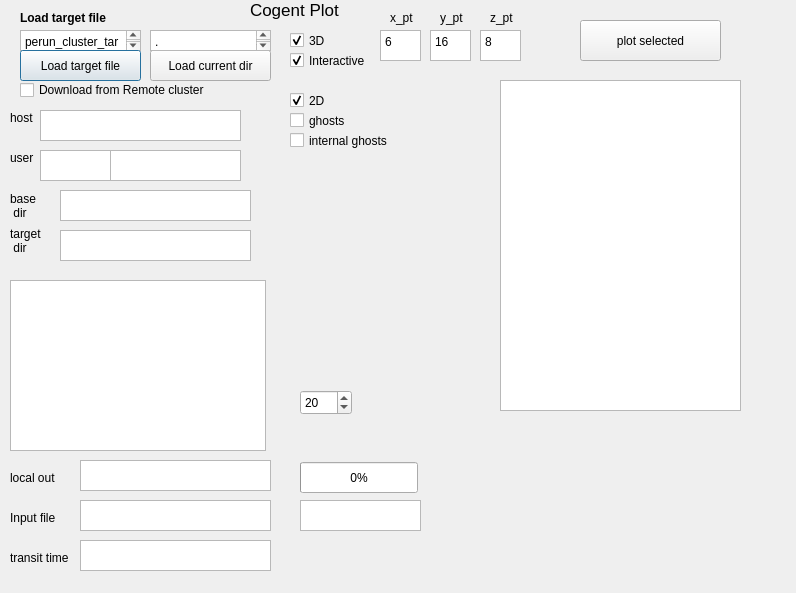
wol023/myexamples, file gui/python_plot_test_gui/plot_calc.ui: the form before one commit.
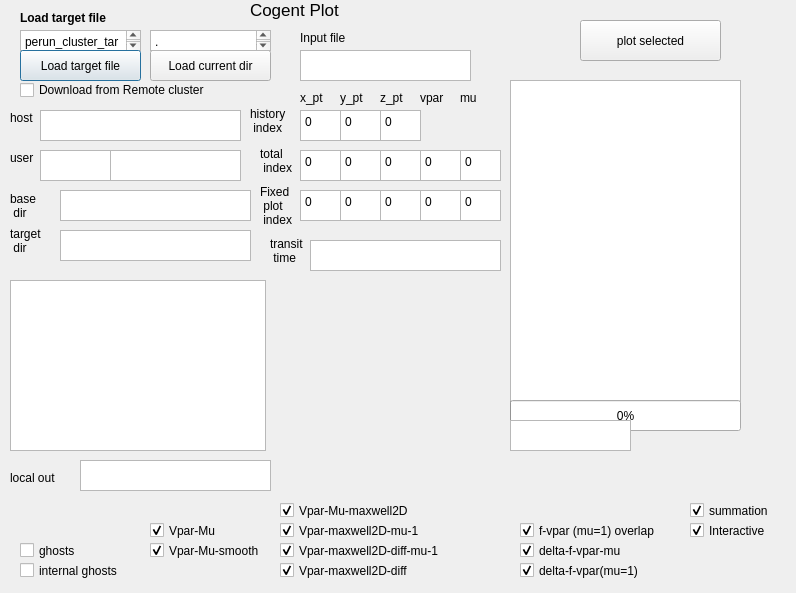
The form after the commit.

What changed in the file:
```diff
--- a/gui/python_plot_test_gui/plot_calc.ui
+++ b/gui/python_plot_test_gui/plot_calc.ui
@@ -49,19 +49,6 @@
     <string>Load target file</string>
    </property>
   </widget>
-  <widget class="QSpinBox" name="print_lines">
-   <property name="geometry">
-    <rect>
-     <x>300</x>
-     <y>390</y>
-     <width>52</width>
-     <height>25</height>
-    </rect>
-   </property>
-   <property name="value">
-    <number>20</number>
-   </property>
-  </widget>
   <widget class="QPushButton" name="open_target_button">
    <property name="geometry">
     <rect>
@@ -78,9 +65,9 @@
   <widget class="QTextEdit" name="results_window">
    <property name="geometry">
     <rect>
-     <x>500</x>
+     <x>510</x>
      <y>80</y>
-     <width>241</width>
+     <width>231</width>
      <height>331</height>
     </rect>
    </property>
@@ -259,9 +246,9 @@
   <widget class="QProgressBar" name="pb_download">
    <property name="geometry">
     <rect>
-     <x>300</x>
-     <y>462</y>
-     <width>118</width>
+     <x>510</x>
+     <y>400</y>
+     <width>231</width>
      <height>31</height>
     </rect>
    </property>
@@ -272,8 +259,8 @@
   <widget class="QTextEdit" name="tbox_selected_download">
    <property name="geometry">
     <rect>
-     <x>300</x>
-     <y>500</y>
+     <x>510</x>
+     <y>420</y>
      <width>121</width>
      <height>31</height>
     </rect>
@@ -282,8 +269,8 @@
   <widget class="QCheckBox" name="cb_ghosts_internal">
    <property name="geometry">
     <rect>
-     <x>290</x>
-     <y>130</y>
+     <x>20</x>
+     <y>560</y>
      <width>121</width>
      <height>21</height>
     </rect>
@@ -298,30 +285,14 @@
   <widget class="QCheckBox" name="cb_3d">
    <property name="geometry">
     <rect>
-     <x>290</x>
-     <y>30</y>
-     <width>85</width>
+     <x>690</x>
+     <y>500</y>
+     <width>91</width>
      <height>21</height>
     </rect>
    </property>
    <property name="text">
-    <string>3D</string>
-   </property>
-   <property name="checked">
-    <bool>true</bool>
-   </property>
-  </widget>
-  <widget class="QCheckBox" name="cb_2d">
-   <property name="geometry">
-    <rect>
-     <x>290</x>
-     <y>90</y>
-     <width>85</width>
-     <height>21</height>
-    </rect>
-   </property>
-   <property name="text">
-    <string>2D</string>
+    <string>summation</string>
    </property>
    <property name="checked">
     <bool>true</bool>
@@ -330,8 +301,8 @@
   <widget class="QTextEdit" name="te_x_pt">
    <property name="geometry">
     <rect>
-     <x>380</x>
-     <y>30</y>
+     <x>300</x>
+     <y>110</y>
      <width>41</width>
      <height>31</height>
     </rect>
@@ -341,14 +312,14 @@
 &lt;html&gt;&lt;head&gt;&lt;meta name=&quot;qrichtext&quot; content=&quot;1&quot; /&gt;&lt;style type=&quot;text/css&quot;&gt;
 p, li { white-space: pre-wrap; }
 &lt;/style&gt;&lt;/head&gt;&lt;body style=&quot; font-family:'.SF NS Text'; font-size:13pt; font-weight:400; font-style:normal;&quot;&gt;
-&lt;p style=&quot; margin-top:0px; margin-bottom:0px; margin-left:0px; margin-right:0px; -qt-block-indent:0; text-indent:0px;&quot;&gt;&lt;span style=&quot; font-family:'Sans Serif'; font-size:9pt;&quot;&gt;6&lt;/span&gt;&lt;/p&gt;&lt;/body&gt;&lt;/html&gt;</string>
+&lt;p style=&quot; margin-top:0px; margin-bottom:0px; margin-left:0px; margin-right:0px; -qt-block-indent:0; text-indent:0px;&quot;&gt;&lt;span style=&quot; font-family:'Sans Serif'; font-size:9pt;&quot;&gt;0&lt;/span&gt;&lt;/p&gt;&lt;/body&gt;&lt;/html&gt;</string>
    </property>
   </widget>
   <widget class="QTextEdit" name="te_y_pt">
    <property name="geometry">
     <rect>
-     <x>430</x>
-     <y>30</y>
+     <x>340</x>
+     <y>110</y>
      <width>41</width>
      <height>31</height>
     </rect>
@@ -358,14 +329,14 @@
 &lt;html&gt;&lt;head&gt;&lt;meta name=&quot;qrichtext&quot; content=&quot;1&quot; /&gt;&lt;style type=&quot;text/css&quot;&gt;
 p, li { white-space: pre-wrap; }
 &lt;/style&gt;&lt;/head&gt;&lt;body style=&quot; font-family:'.SF NS Text'; font-size:13pt; font-weight:400; font-style:normal;&quot;&gt;
-&lt;p style=&quot; margin-top:0px; margin-bottom:0px; margin-left:0px; margin-right:0px; -qt-block-indent:0; text-indent:0px;&quot;&gt;&lt;span style=&quot; font-family:'Sans Serif'; font-size:9pt;&quot;&gt;16&lt;/span&gt;&lt;/p&gt;&lt;/body&gt;&lt;/html&gt;</string>
+&lt;p style=&quot; margin-top:0px; margin-bottom:0px; margin-left:0px; margin-right:0px; -qt-block-indent:0; text-indent:0px;&quot;&gt;&lt;span style=&quot; font-family:'Sans Serif'; font-size:9pt;&quot;&gt;0&lt;/span&gt;&lt;/p&gt;&lt;/body&gt;&lt;/html&gt;</string>
    </property>
   </widget>
   <widget class="QTextEdit" name="te_z_pt">
    <property name="geometry">
     <rect>
-     <x>480</x>
-     <y>30</y>
+     <x>380</x>
+     <y>110</y>
      <width>41</width>
      <height>31</height>
     </rect>
@@ -375,14 +346,14 @@
 &lt;html&gt;&lt;head&gt;&lt;meta name=&quot;qrichtext&quot; content=&quot;1&quot; /&gt;&lt;style type=&quot;text/css&quot;&gt;
 p, li { white-space: pre-wrap; }
 &lt;/style&gt;&lt;/head&gt;&lt;body style=&quot; font-family:'.SF NS Text'; font-size:13pt; font-weight:400; font-style:normal;&quot;&gt;
-&lt;p style=&quot; margin-top:0px; margin-bottom:0px; margin-left:0px; margin-right:0px; -qt-block-indent:0; text-indent:0px;&quot;&gt;&lt;span style=&quot; font-family:'Sans Serif'; font-size:9pt;&quot;&gt;8&lt;/span&gt;&lt;/p&gt;&lt;/body&gt;&lt;/html&gt;</string>
+&lt;p style=&quot; margin-top:0px; margin-bottom:0px; margin-left:0px; margin-right:0px; -qt-block-indent:0; text-indent:0px;&quot;&gt;&lt;span style=&quot; font-family:'Sans Serif'; font-size:9pt;&quot;&gt;0&lt;/span&gt;&lt;/p&gt;&lt;/body&gt;&lt;/html&gt;</string>
    </property>
   </widget>
   <widget class="QLabel" name="label_10">
    <property name="geometry">
     <rect>
-     <x>390</x>
-     <y>10</y>
+     <x>300</x>
+     <y>90</y>
      <width>31</width>
      <height>16</height>
     </rect>
@@ -394,8 +365,8 @@
   <widget class="QLabel" name="label_11">
    <property name="geometry">
     <rect>
-     <x>440</x>
-     <y>10</y>
+     <x>340</x>
+     <y>90</y>
      <width>31</width>
      <height>16</height>
     </rect>
@@ -407,8 +378,8 @@
   <widget class="QLabel" name="label_12">
    <property name="geometry">
     <rect>
-     <x>490</x>
-     <y>10</y>
+     <x>380</x>
+     <y>90</y>
      <width>31</width>
      <height>16</height>
     </rect>
@@ -420,8 +391,8 @@
   <widget class="QLabel" name="label_13">
    <property name="geometry">
     <rect>
-     <x>10</x>
-     <y>510</y>
+     <x>300</x>
+     <y>30</y>
      <width>61</width>
      <height>16</height>
     </rect>
@@ -433,9 +404,9 @@
   <widget class="QTextEdit" name="tbox_inputfile">
    <property name="geometry">
     <rect>
-     <x>80</x>
-     <y>500</y>
-     <width>191</width>
+     <x>300</x>
+     <y>50</y>
+     <width>171</width>
      <height>31</height>
     </rect>
    </property>
@@ -443,8 +414,8 @@
   <widget class="QTextEdit" name="tbox_transit_time">
    <property name="geometry">
     <rect>
-     <x>80</x>
-     <y>540</y>
+     <x>310</x>
+     <y>240</y>
      <width>191</width>
      <height>31</height>
     </rect>
@@ -453,21 +424,22 @@
   <widget class="QLabel" name="label_14">
    <property name="geometry">
     <rect>
-     <x>10</x>
-     <y>550</y>
+     <x>270</x>
+     <y>230</y>
      <width>71</width>
-     <height>16</height>
+     <height>41</height>
     </rect>
    </property>
    <property name="text">
-    <string>transit time</string>
+    <string>transit
+ time</string>
    </property>
   </widget>
   <widget class="QCheckBox" name="cb_ghosts">
    <property name="geometry">
     <rect>
-     <x>290</x>
-     <y>110</y>
+     <x>20</x>
+     <y>540</y>
      <width>121</width>
      <height>21</height>
     </rect>
@@ -525,10 +497,10 @@
   <widget class="QCheckBox" name="cb_3d_interactive">
    <property name="geometry">
     <rect>
-     <x>290</x>
-     <y>40</y>
+     <x>690</x>
+     <y>520</y>
      <width>85</width>
-     <height>41</height>
+     <height>21</height>
     </rect>
    </property>
    <property name="text">
@@ -538,6 +510,389 @@
     <bool>true</bool>
    </property>
   </widget>
+  <widget class="QLabel" name="label_15">
+   <property name="geometry">
+    <rect>
+     <x>250</x>
+     <y>100</y>
+     <width>71</width>
+     <height>41</height>
+    </rect>
+   </property>
+   <property name="text">
+    <string>history
+ index</string>
+   </property>
+  </widget>
+  <widget class="QTextEdit" name="te_x_total">
+   <property name="geometry">
+    <rect>
+     <x>300</x>
+     <y>150</y>
+     <width>41</width>
+     <height>31</height>
+    </rect>
+   </property>
+   <property name="html">
+    <string>&lt;!DOCTYPE HTML PUBLIC &quot;-//W3C//DTD HTML 4.0//EN&quot; &quot;http://www.w3.org/TR/REC-html40/strict.dtd&quot;&gt;
+&lt;html&gt;&lt;head&gt;&lt;meta name=&quot;qrichtext&quot; content=&quot;1&quot; /&gt;&lt;style type=&quot;text/css&quot;&gt;
+p, li { white-space: pre-wrap; }
+&lt;/style&gt;&lt;/head&gt;&lt;body style=&quot; font-family:'.SF NS Text'; font-size:13pt; font-weight:400; font-style:normal;&quot;&gt;
+&lt;p style=&quot; margin-top:0px; margin-bottom:0px; margin-left:0px; margin-right:0px; -qt-block-indent:0; text-indent:0px;&quot;&gt;&lt;span style=&quot; font-family:'Sans Serif'; font-size:9pt;&quot;&gt;0&lt;/span&gt;&lt;/p&gt;&lt;/body&gt;&lt;/html&gt;</string>
+   </property>
+  </widget>
+  <widget class="QTextEdit" name="te_y_total">
+   <property name="geometry">
+    <rect>
+     <x>340</x>
+     <y>150</y>
+     <width>41</width>
+     <height>31</height>
+    </rect>
+   </property>
+   <property name="html">
+    <string>&lt;!DOCTYPE HTML PUBLIC &quot;-//W3C//DTD HTML 4.0//EN&quot; &quot;http://www.w3.org/TR/REC-html40/strict.dtd&quot;&gt;
+&lt;html&gt;&lt;head&gt;&lt;meta name=&quot;qrichtext&quot; content=&quot;1&quot; /&gt;&lt;style type=&quot;text/css&quot;&gt;
+p, li { white-space: pre-wrap; }
+&lt;/style&gt;&lt;/head&gt;&lt;body style=&quot; font-family:'.SF NS Text'; font-size:13pt; font-weight:400; font-style:normal;&quot;&gt;
+&lt;p style=&quot; margin-top:0px; margin-bottom:0px; margin-left:0px; margin-right:0px; -qt-block-indent:0; text-indent:0px;&quot;&gt;&lt;span style=&quot; font-family:'Sans Serif'; font-size:9pt;&quot;&gt;0&lt;/span&gt;&lt;/p&gt;&lt;/body&gt;&lt;/html&gt;</string>
+   </property>
+  </widget>
+  <widget class="QTextEdit" name="te_z_total">
+   <property name="geometry">
+    <rect>
+     <x>380</x>
+     <y>150</y>
+     <width>41</width>
+     <height>31</height>
+    </rect>
+   </property>
+   <property name="html">
+    <string>&lt;!DOCTYPE HTML PUBLIC &quot;-//W3C//DTD HTML 4.0//EN&quot; &quot;http://www.w3.org/TR/REC-html40/strict.dtd&quot;&gt;
+&lt;html&gt;&lt;head&gt;&lt;meta name=&quot;qrichtext&quot; content=&quot;1&quot; /&gt;&lt;style type=&quot;text/css&quot;&gt;
+p, li { white-space: pre-wrap; }
+&lt;/style&gt;&lt;/head&gt;&lt;body style=&quot; font-family:'.SF NS Text'; font-size:13pt; font-weight:400; font-style:normal;&quot;&gt;
+&lt;p style=&quot; margin-top:0px; margin-bottom:0px; margin-left:0px; margin-right:0px; -qt-block-indent:0; text-indent:0px;&quot;&gt;&lt;span style=&quot; font-size:9pt;&quot;&gt;0&lt;/span&gt;&lt;/p&gt;&lt;/body&gt;&lt;/html&gt;</string>
+   </property>
+  </widget>
+  <widget class="QLabel" name="label_16">
+   <property name="geometry">
+    <rect>
+     <x>260</x>
+     <y>140</y>
+     <width>41</width>
+     <height>41</height>
+    </rect>
+   </property>
+   <property name="text">
+    <string>total
+ index</string>
+   </property>
+  </widget>
+  <widget class="QTextEdit" name="te_vpar_total">
+   <property name="geometry">
+    <rect>
+     <x>420</x>
+     <y>150</y>
+     <width>41</width>
+     <height>31</height>
+    </rect>
+   </property>
+   <property name="html">
+    <string>&lt;!DOCTYPE HTML PUBLIC &quot;-//W3C//DTD HTML 4.0//EN&quot; &quot;http://www.w3.org/TR/REC-html40/strict.dtd&quot;&gt;
+&lt;html&gt;&lt;head&gt;&lt;meta name=&quot;qrichtext&quot; content=&quot;1&quot; /&gt;&lt;style type=&quot;text/css&quot;&gt;
+p, li { white-space: pre-wrap; }
+&lt;/style&gt;&lt;/head&gt;&lt;body style=&quot; font-family:'.SF NS Text'; font-size:13pt; font-weight:400; font-style:normal;&quot;&gt;
+&lt;p style=&quot; margin-top:0px; margin-bottom:0px; margin-left:0px; margin-right:0px; -qt-block-indent:0; text-indent:0px;&quot;&gt;&lt;span style=&quot; font-family:'Sans Serif'; font-size:9pt;&quot;&gt;0&lt;/span&gt;&lt;/p&gt;&lt;/body&gt;&lt;/html&gt;</string>
+   </property>
+  </widget>
+  <widget class="QTextEdit" name="te_mu_total">
+   <property name="geometry">
+    <rect>
+     <x>460</x>
+     <y>150</y>
+     <width>41</width>
+     <height>31</height>
+    </rect>
+   </property>
+   <property name="html">
+    <string>&lt;!DOCTYPE HTML PUBLIC &quot;-//W3C//DTD HTML 4.0//EN&quot; &quot;http://www.w3.org/TR/REC-html40/strict.dtd&quot;&gt;
+&lt;html&gt;&lt;head&gt;&lt;meta name=&quot;qrichtext&quot; content=&quot;1&quot; /&gt;&lt;style type=&quot;text/css&quot;&gt;
+p, li { white-space: pre-wrap; }
+&lt;/style&gt;&lt;/head&gt;&lt;body style=&quot; font-family:'.SF NS Text'; font-size:13pt; font-weight:400; font-style:normal;&quot;&gt;
+&lt;p style=&quot; margin-top:0px; margin-bottom:0px; margin-left:0px; margin-right:0px; -qt-block-indent:0; text-indent:0px;&quot;&gt;&lt;span style=&quot; font-family:'Sans Serif'; font-size:9pt;&quot;&gt;0&lt;/span&gt;&lt;/p&gt;&lt;/body&gt;&lt;/html&gt;</string>
+   </property>
+  </widget>
+  <widget class="QLabel" name="label_17">
+   <property name="geometry">
+    <rect>
+     <x>420</x>
+     <y>90</y>
+     <width>31</width>
+     <height>16</height>
+    </rect>
+   </property>
+   <property name="text">
+    <string>vpar</string>
+   </property>
+  </widget>
+  <widget class="QLabel" name="label_18">
+   <property name="geometry">
+    <rect>
+     <x>460</x>
+     <y>90</y>
+     <width>31</width>
+     <height>16</height>
+    </rect>
+   </property>
+   <property name="text">
+    <string>mu</string>
+   </property>
+  </widget>
+  <widget class="QLabel" name="label_19">
+   <property name="geometry">
+    <rect>
+     <x>260</x>
+     <y>180</y>
+     <width>41</width>
+     <height>51</height>
+    </rect>
+   </property>
+   <property name="text">
+    <string>Fixed
+ plot
+ index</string>
+   </property>
+  </widget>
+  <widget class="QTextEdit" name="te_z_fixed_plot">
+   <property name="geometry">
+    <rect>
+     <x>380</x>
+     <y>190</y>
+     <width>41</width>
+     <height>31</height>
+    </rect>
+   </property>
+   <property name="html">
+    <string>&lt;!DOCTYPE HTML PUBLIC &quot;-//W3C//DTD HTML 4.0//EN&quot; &quot;http://www.w3.org/TR/REC-html40/strict.dtd&quot;&gt;
+&lt;html&gt;&lt;head&gt;&lt;meta name=&quot;qrichtext&quot; content=&quot;1&quot; /&gt;&lt;style type=&quot;text/css&quot;&gt;
+p, li { white-space: pre-wrap; }
+&lt;/style&gt;&lt;/head&gt;&lt;body style=&quot; font-family:'.SF NS Text'; font-size:13pt; font-weight:400; font-style:normal;&quot;&gt;
+&lt;p style=&quot; margin-top:0px; margin-bottom:0px; margin-left:0px; margin-right:0px; -qt-block-indent:0; text-indent:0px;&quot;&gt;&lt;span style=&quot; font-size:9pt;&quot;&gt;0&lt;/span&gt;&lt;/p&gt;&lt;/body&gt;&lt;/html&gt;</string>
+   </property>
+  </widget>
+  <widget class="QTextEdit" name="te_vpar_fixed_plot">
+   <property name="geometry">
+    <rect>
+     <x>420</x>
+     <y>190</y>
+     <width>41</width>
+     <height>31</height>
+    </rect>
+   </property>
+   <property name="html">
+    <string>&lt;!DOCTYPE HTML PUBLIC &quot;-//W3C//DTD HTML 4.0//EN&quot; &quot;http://www.w3.org/TR/REC-html40/strict.dtd&quot;&gt;
+&lt;html&gt;&lt;head&gt;&lt;meta name=&quot;qrichtext&quot; content=&quot;1&quot; /&gt;&lt;style type=&quot;text/css&quot;&gt;
+p, li { white-space: pre-wrap; }
+&lt;/style&gt;&lt;/head&gt;&lt;body style=&quot; font-family:'.SF NS Text'; font-size:13pt; font-weight:400; font-style:normal;&quot;&gt;
+&lt;p style=&quot; margin-top:0px; margin-bottom:0px; margin-left:0px; margin-right:0px; -qt-block-indent:0; text-indent:0px;&quot;&gt;&lt;span style=&quot; font-family:'Sans Serif'; font-size:9pt;&quot;&gt;0&lt;/span&gt;&lt;/p&gt;&lt;/body&gt;&lt;/html&gt;</string>
+   </property>
+  </widget>
+  <widget class="QTextEdit" name="te_x_fixed_plot">
+   <property name="geometry">
+    <rect>
+     <x>300</x>
+     <y>190</y>
+     <width>41</width>
+     <height>31</height>
+    </rect>
+   </property>
+   <property name="html">
+    <string>&lt;!DOCTYPE HTML PUBLIC &quot;-//W3C//DTD HTML 4.0//EN&quot; &quot;http://www.w3.org/TR/REC-html40/strict.dtd&quot;&gt;
+&lt;html&gt;&lt;head&gt;&lt;meta name=&quot;qrichtext&quot; content=&quot;1&quot; /&gt;&lt;style type=&quot;text/css&quot;&gt;
+p, li { white-space: pre-wrap; }
+&lt;/style&gt;&lt;/head&gt;&lt;body style=&quot; font-family:'.SF NS Text'; font-size:13pt; font-weight:400; font-style:normal;&quot;&gt;
+&lt;p style=&quot; margin-top:0px; margin-bottom:0px; margin-left:0px; margin-right:0px; -qt-block-indent:0; text-indent:0px;&quot;&gt;&lt;span style=&quot; font-family:'Sans Serif'; font-size:9pt;&quot;&gt;0&lt;/span&gt;&lt;/p&gt;&lt;/body&gt;&lt;/html&gt;</string>
+   </property>
+  </widget>
+  <widget class="QTextEdit" name="te_y_fixed_plot">
+   <property name="geometry">
+    <rect>
+     <x>340</x>
+     <y>190</y>
+     <width>41</width>
+     <height>31</height>
+    </rect>
+   </property>
+   <property name="html">
+    <string>&lt;!DOCTYPE HTML PUBLIC &quot;-//W3C//DTD HTML 4.0//EN&quot; &quot;http://www.w3.org/TR/REC-html40/strict.dtd&quot;&gt;
+&lt;html&gt;&lt;head&gt;&lt;meta name=&quot;qrichtext&quot; content=&quot;1&quot; /&gt;&lt;style type=&quot;text/css&quot;&gt;
+p, li { white-space: pre-wrap; }
+&lt;/style&gt;&lt;/head&gt;&lt;body style=&quot; font-family:'.SF NS Text'; font-size:13pt; font-weight:400; font-style:normal;&quot;&gt;
+&lt;p style=&quot; margin-top:0px; margin-bottom:0px; margin-left:0px; margin-right:0px; -qt-block-indent:0; text-indent:0px;&quot;&gt;&lt;span style=&quot; font-family:'Sans Serif'; font-size:9pt;&quot;&gt;0&lt;/span&gt;&lt;/p&gt;&lt;/body&gt;&lt;/html&gt;</string>
+   </property>
+  </widget>
+  <widget class="QTextEdit" name="te_mu_fixed_plot">
+   <property name="geometry">
+    <rect>
+     <x>460</x>
+     <y>190</y>
+     <width>41</width>
+     <height>31</height>
+    </rect>
+   </property>
+   <property name="html">
+    <string>&lt;!DOCTYPE HTML PUBLIC &quot;-//W3C//DTD HTML 4.0//EN&quot; &quot;http://www.w3.org/TR/REC-html40/strict.dtd&quot;&gt;
+&lt;html&gt;&lt;head&gt;&lt;meta name=&quot;qrichtext&quot; content=&quot;1&quot; /&gt;&lt;style type=&quot;text/css&quot;&gt;
+p, li { white-space: pre-wrap; }
+&lt;/style&gt;&lt;/head&gt;&lt;body style=&quot; font-family:'.SF NS Text'; font-size:13pt; font-weight:400; font-style:normal;&quot;&gt;
+&lt;p style=&quot; margin-top:0px; margin-bottom:0px; margin-left:0px; margin-right:0px; -qt-block-indent:0; text-indent:0px;&quot;&gt;&lt;span style=&quot; font-family:'Sans Serif'; font-size:9pt;&quot;&gt;0&lt;/span&gt;&lt;/p&gt;&lt;/body&gt;&lt;/html&gt;</string>
+   </property>
+  </widget>
+  <widget class="QCheckBox" name="cb_vpar_mu">
+   <property name="geometry">
+    <rect>
+     <x>150</x>
+     <y>520</y>
+     <width>85</width>
+     <height>21</height>
+    </rect>
+   </property>
+   <property name="text">
+    <string>Vpar-Mu</string>
+   </property>
+   <property name="checked">
+    <bool>true</bool>
+   </property>
+  </widget>
+  <widget class="QCheckBox" name="cb_vpar_mu_smooth">
+   <property name="geometry">
+    <rect>
+     <x>150</x>
+     <y>540</y>
+     <width>131</width>
+     <height>21</height>
+    </rect>
+   </property>
+   <property name="text">
+    <string>Vpar-Mu-smooth</string>
+   </property>
+   <property name="checked">
+    <bool>true</bool>
+   </property>
+  </widget>
+  <widget class="QCheckBox" name="cb_deltaf_vpar_mu">
+   <property name="geometry">
+    <rect>
+     <x>520</x>
+     <y>540</y>
+     <width>121</width>
+     <height>21</height>
+    </rect>
+   </property>
+   <property name="text">
+    <string>delta-f-vpar-mu</string>
+   </property>
+   <property name="checked">
+    <bool>true</bool>
+   </property>
+  </widget>
+  <widget class="QCheckBox" name="cb_deltaf_vpar_muat1">
+   <property name="geometry">
+    <rect>
+     <x>520</x>
+     <y>560</y>
+     <width>141</width>
+     <height>21</height>
+    </rect>
+   </property>
+   <property name="text">
+    <string>delta-f-vpar(mu=1)</string>
+   </property>
+   <property name="checked">
+    <bool>true</bool>
+   </property>
+  </widget>
+  <widget class="QCheckBox" name="cb_f_vpar_muat1">
+   <property name="geometry">
+    <rect>
+     <x>520</x>
+     <y>520</y>
+     <width>161</width>
+     <height>21</height>
+    </rect>
+   </property>
+   <property name="text">
+    <string>f-vpar (mu=1) overlap</string>
+   </property>
+   <property name="checked">
+    <bool>true</bool>
+   </property>
+  </widget>
+  <widget class="QCheckBox" name="cb_vpar_mu_maxwell2D">
+   <property name="geometry">
+    <rect>
+     <x>280</x>
+     <y>500</y>
+     <width>151</width>
+     <height>21</height>
+    </rect>
+   </property>
+   <property name="text">
+    <string>Vpar-Mu-maxwell2D</string>
+   </property>
+   <property name="checked">
+    <bool>true</bool>
+   </property>
+  </widget>
+  <widget class="QCheckBox" name="cb_vpar_maxwell2D_mu_1">
+   <property name="geometry">
+    <rect>
+     <x>280</x>
+     <y>520</y>
+     <width>201</width>
+     <height>21</height>
+    </rect>
+   </property>
+   <property name="text">
+    <string>Vpar-maxwell2D-mu-1</string>
+   </property>
+   <property name="checked">
+    <bool>true</bool>
+   </property>
+  </widget>
+  <widget class="QCheckBox" name="cb_vpar_maxwell2D_diff_mu_1">
+   <property name="geometry">
+    <rect>
+     <x>280</x>
+     <y>540</y>
+     <width>201</width>
+     <height>21</height>
+    </rect>
+   </property>
+   <property name="text">
+    <string>Vpar-maxwell2D-diff-mu-1</string>
+   </property>
+   <property name="checked">
+    <bool>true</bool>
+   </property>
+  </widget>
+  <widget class="QCheckBox" name="cb_vpar_maxwell2D_diff">
+   <property name="geometry">
+    <rect>
+     <x>280</x>
+     <y>560</y>
+     <width>201</width>
+     <height>21</height>
+    </rect>
+   </property>
+   <property name="text">
+    <string>Vpar-maxwell2D-diff</string>
+   </property>
+   <property name="checked">
+    <bool>true</bool>
+   </property>
+  </widget>
  </widget>
  <resources/>
  <connections/>
```
Left out of the diff: 2 changed lines with no effect on the pictures.
